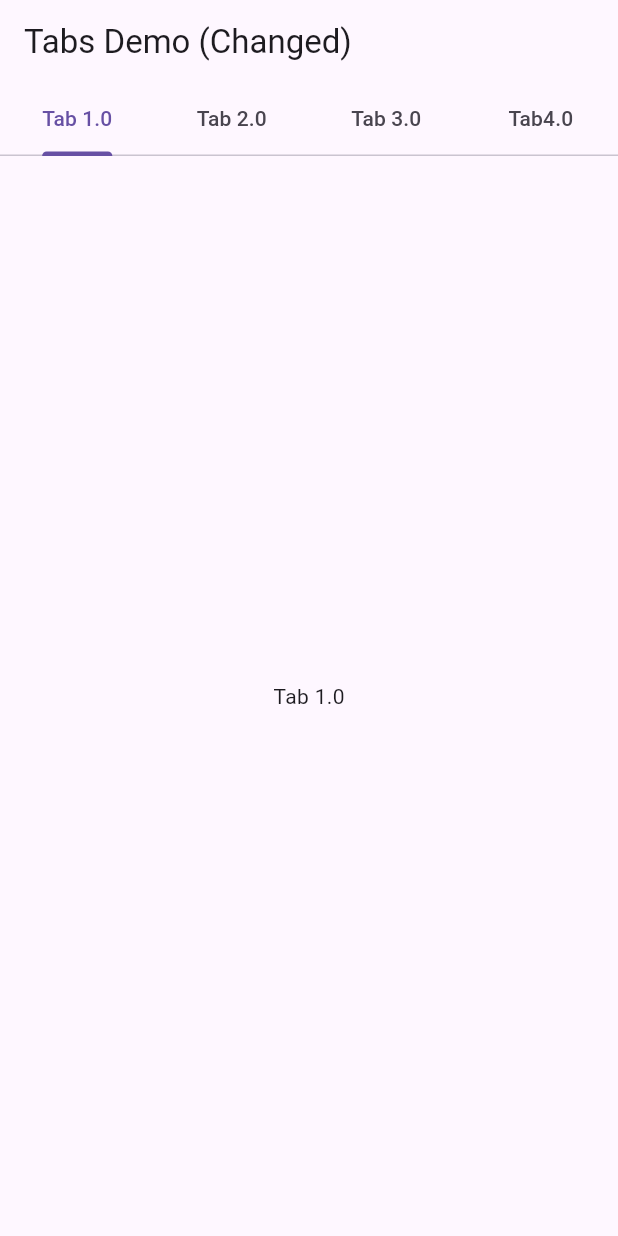
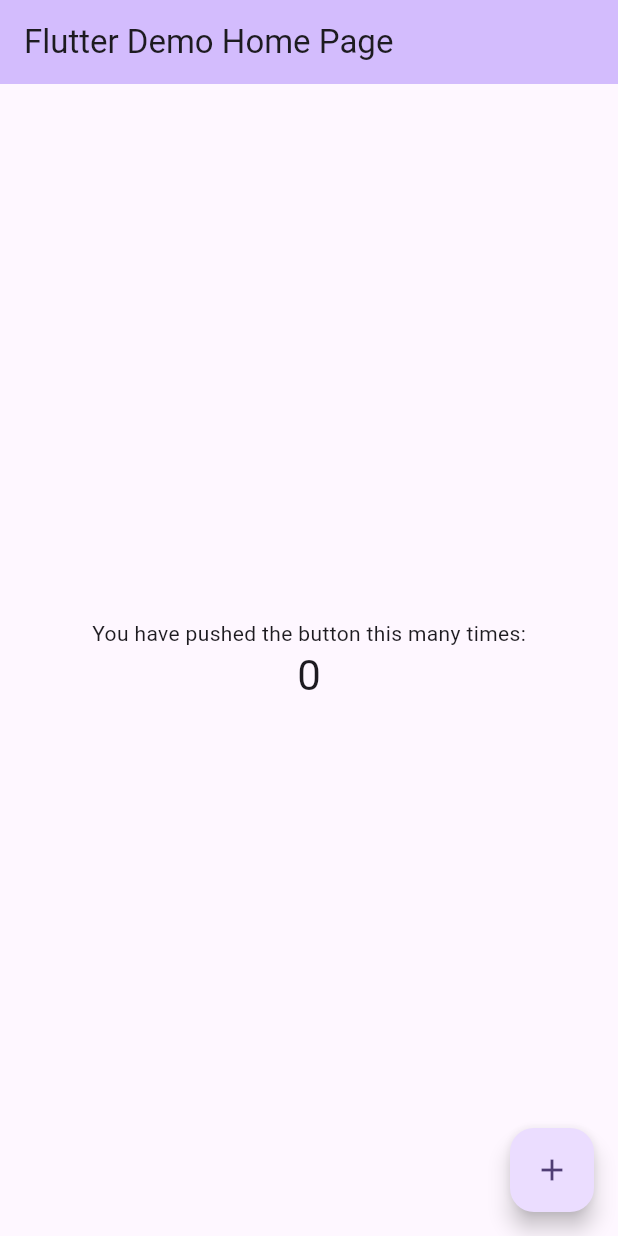
Before and after one commit to isaacLara1214/weather_info_app, a Flutter app: the screen it shows after launch, on a phone screen of 412 x 824 dp. Run offline on Flutter 3.47's test engine with Material 3 defaults, Android fonts, the phone set to English and light mode, and no system bars.

Commit message:
changed to default to use buttons

```diff
--- a/lib/main.dart
+++ b/lib/main.dart
@@ -1,92 +1,125 @@
 import 'package:flutter/material.dart';
 
 void main() {
-  runApp(MyApp());
+  runApp(const MyApp());
 }
 
 class MyApp extends StatelessWidget {
+  const MyApp({super.key});
+
+  // This widget is the root of your application.
   @override
   Widget build(BuildContext context) {
-    return MaterialApp( //Basic setup. Can look at it as the default tab
-      home: DefaultTabController( //Manages the state for the tab interface. Each state will have something different
-        length: 4,
-        child: _TabsNonScrollableDemo(),
+    return MaterialApp(
+      title: 'Flutter Demo',
+      theme: ThemeData(
+        // This is the theme of your application.
+        //
+        // TRY THIS: Try running your application with "flutter run". You'll see
+        // the application has a purple toolbar. Then, without quitting the app,
+        // try changing the seedColor in the colorScheme below to Colors.green
+        // and then invoke "hot reload" (save your changes or press the "hot
+        // reload" button in a Flutter-supported IDE, or press "r" if you used
+        // the command line to start the app).
+        //
+        // Notice that the counter didn't reset back to zero; the application
+        // state is not lost during the reload. To reset the state, use hot
+        // restart instead.
+        //
+        // This works for code too, not just values: Most code changes can be
+        // tested with just a hot reload.
+        colorScheme: ColorScheme.fromSeed(seedColor: Colors.deepPurple),
+        useMaterial3: true,
       ),
+      home: const MyHomePage(title: 'Flutter Demo Home Page'),
     );
   }
 }
 
-class _TabsNonScrollableDemo extends StatefulWidget { //This is the stateful widget. It will hold the state/look of the tab
+class MyHomePage extends StatefulWidget {
+  const MyHomePage({super.key, required this.title});
+
+  // This widget is the home page of your application. It is stateful, meaning
+  // that it has a State object (defined below) that contains fields that affect
+  // how it looks.
+
+  // This class is the configuration for the state. It holds the values (in this
+  // case the title) provided by the parent (in this case the App widget) and
+  // used by the build method of the State. Fields in a Widget subclass are
+  // always marked "final".
+
+  final String title;
+
   @override
-  __TabsNonScrollableDemoState createState() => __TabsNonScrollableDemoState();
+  State<MyHomePage> createState() => _MyHomePageState();
 }
 
-class __TabsNonScrollableDemoState extends State<_TabsNonScrollableDemo>
-    with SingleTickerProviderStateMixin, RestorationMixin {
-  late TabController _tabController;
+class _MyHomePageState extends State<MyHomePage> {
+  int _counter = 0;
 
-  final RestorableInt tabIndex = RestorableInt(0); //Restores initial tab when app is built
-
-  @override
-  String get restorationId => 'tab_non_scrollable_demo';
-
-  @override
-  void restoreState(RestorationBucket? oldBucket, bool initialRestore) {
-    registerForRestoration(tabIndex, 'tab_index');
-    _tabController.index = tabIndex.value;
-  }
-
-  @override
-  void initState() {
-    super.initState();
-    _tabController = TabController(
-      initialIndex: 0,
-      length: 4,
-      vsync: this,
-    );
-    _tabController.addListener(() {
-      setState(() {
-        tabIndex.value = _tabController.index;
-      });
+  void _incrementCounter() {
+    setState(() {
+      // This call to setState tells the Flutter framework that something has
+      // changed in this State, which causes it to rerun the build method below
+      // so that the display can reflect the updated values. If we changed
+      // _counter without calling setState(), then the build method would not be
+      // called again, and so nothing would appear to happen.
+      _counter++;
     });
   }
 
   @override
-  void dispose() { //Will remove the rab controller every time you remove a widget
-    _tabController.dispose();
-    tabIndex.dispose();
-    super.dispose();
-  }
-
-  @override
   Widget build(BuildContext context) {
-// For the ToDo task hint: consider defining the widget and name of the tabs here
-    final tabs = ['Tab 1.0', 'Tab 2.0', 'Tab 3.0', 'Tab4.0'];
-
+    // This method is rerun every time setState is called, for instance as done
+    // by the _incrementCounter method above.
+    //
+    // The Flutter framework has been optimized to make rerunning build methods
+    // fast, so that you can just rebuild anything that needs updating rather
+    // than having to individually change instances of widgets.
     return Scaffold(
       appBar: AppBar(
-        automaticallyImplyLeading: false,
-        title: Text(
-    'Tabs Demo (Changed)',
-        ),
-        bottom: TabBar(
-          controller: _tabController,
-          isScrollable: false,
-          tabs: [
-            for (final tab in tabs) Tab(text: tab),
+        // TRY THIS: Try changing the color here to a specific color (to
+        // Colors.amber, perhaps?) and trigger a hot reload to see the AppBar
+        // change color while the other colors stay the same.
+        backgroundColor: Theme.of(context).colorScheme.inversePrimary,
+        // Here we take the value from the MyHomePage object that was created by
+        // the App.build method, and use it to set our appbar title.
+        title: Text(widget.title),
+      ),
+      body: Center(
+        // Center is a layout widget. It takes a single child and positions it
+        // in the middle of the parent.
+        child: Column(
+          // Column is also a layout widget. It takes a list of children and
+          // arranges them vertically. By default, it sizes itself to fit its
+          // children horizontally, and tries to be as tall as its parent.
+          //
+          // Column has various properties to control how it sizes itself and
+          // how it positions its children. Here we use mainAxisAlignment to
+          // center the children vertically; the main axis here is the vertical
+          // axis because Columns are vertical (the cross axis would be
+          // horizontal).
+          //
+          // TRY THIS: Invoke "debug painting" (choose the "Toggle Debug Paint"
+          // action in the IDE, or press "p" in the console), to see the
+          // wireframe for each widget.
+          mainAxisAlignment: MainAxisAlignment.center,
+          children: <Widget>[
+            const Text(
+              'You have pushed the button this many times:',
+            ),
+            Text(
+              '$_counter',
+              style: Theme.of(context).textTheme.headlineMedium,
+            ),
           ],
         ),
       ),
-      body: TabBarView(
-        controller: _tabController,
-        children: [
-// hint for the to do task:Considering creating the different for different tabs
-          for (final tab in tabs)
-            Center(
-              child: Text(tab),
-            ),
-        ],
-      ),
+      floatingActionButton: FloatingActionButton(
+        onPressed: _incrementCounter,
+        tooltip: 'Increment',
+        child: const Icon(Icons.add),
+      ), // This trailing comma makes auto-formatting nicer for build methods.
     );
   }
 }
```
